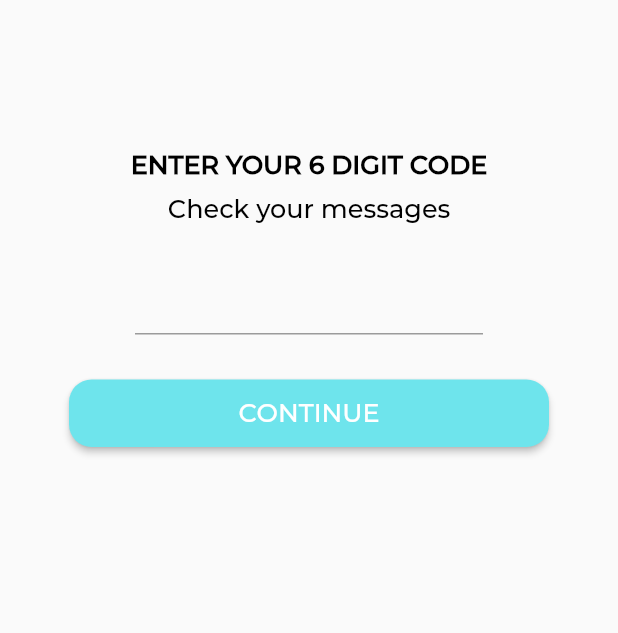
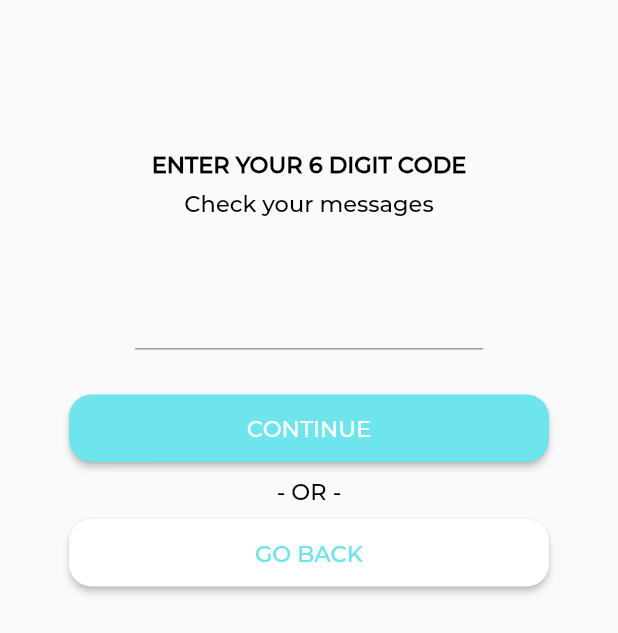
Before and after one commit to mayankdaruka/Styudor, a Flutter app: the UserCode screen opened directly with empty values, after a tap on "CONTINUE", on a phone screen of 412 x 824 dp. Shown: the top 633 px of the screen. Run offline on Flutter 3.47's test engine with Material 2 defaults, Android fonts, the phone set to English and light mode, and no system bars; our stand-ins replace firebase_auth, mask_text_input_formatter; accounts and stored records are empty.

```diff
--- a/lib/authentication.dart
+++ b/lib/authentication.dart
@@ -38,6 +38,7 @@ class _PhoneAuthState extends State<PhoneAuth> {
         _codeSent = true;
       });
       if (_codeSent) {
+        _phoneController.clear();
         Navigator.pushNamed(context, PhoneAuthRoute, arguments: {'number': phoneNo, 'verId': _verificationId});
       }
     };
--- a/lib/login_page.dart
+++ b/lib/login_page.dart
@@ -8,7 +8,7 @@ const IP_ADDRESS = "10.0.2.2:3000";
 class LoginPage extends StatelessWidget {
 
   void _handleLogin(BuildContext context) {
-    Navigator.pushNamed(context, AuthRoute);
+    Navigator.pushReplacementNamed(context, AuthRoute);
   }
 
   @override
--- a/lib/main.dart
+++ b/lib/main.dart
@@ -6,10 +6,12 @@ import 'user_builder.dart';
 import 'style.dart';
 import 'authentication.dart';
 import 'usercode.dart';
+import 'dashboard.dart';
 
 const LoginRoute = '/';
 const AuthRoute = '/auth';
 const PhoneAuthRoute = '/phoneauth';
+const DashRoute = '/dashboard';
 
 void main() {
   runApp(MyApp());
@@ -52,6 +54,9 @@ class MyApp extends StatelessWidget {
           break;
         case PhoneAuthRoute:
           screen = UserCode(arguments['number'], arguments['verId']);
+          break;
+        case DashRoute:
+          screen = DashBoard();
           break;
         default:
           return null;
--- a/lib/style.dart
+++ b/lib/style.dart
@@ -1,8 +1,8 @@
 import 'package:flutter/material.dart';
 
-const LargeTextSize = 24.0;
-const MediumTextSize = 20.0;
-const BodyTextSize = 17.0;
+const LargeTextSize = 22.0;
+const MediumTextSize = 18.0;
+const BodyTextSize = 15.0;
 const String FontNameDefault = "Montserrat";
 
 const TitleTextStyle = TextStyle(
--- a/lib/usercode.dart
+++ b/lib/usercode.dart
@@ -1,6 +1,7 @@
 import 'package:firebase_auth/firebase_auth.dart';
 import 'package:flutter/material.dart';
 import 'package:mask_text_input_formatter/mask_text_input_formatter.dart';
+import 'main.dart';
 
 class UserCode extends StatefulWidget {
 
@@ -18,6 +19,8 @@ class _UserCodeState extends State<UserCode> {
   String _verificationID;
   Color buttonColor;
   var maskFormatter = new MaskTextInputFormatter(mask: '######', filter: { "#": RegExp(r'[0-9]') });
+  bool _correctCode;
+  int _numEntered;
 
   _UserCodeState(this._phoneNo, this._verificationID);
 
@@ -25,6 +28,8 @@ class _UserCodeState extends State<UserCode> {
 
   void initState() {
     super.initState();
+    _correctCode = false;
+    _numEntered = 0;
     _smsController.addListener(_handleLatestValue);
     buttonColor = Color.fromRGBO(110, 228, 236, 1.0);
   }
@@ -38,15 +43,27 @@ class _UserCodeState extends State<UserCode> {
     }
   }
 
+  void _handleBackPage(BuildContext context) {
+    Navigator.pushReplacementNamed(context, AuthRoute);
+  }
+
   void _handleCodeAuth() async {
     if (buttonColor == Colors.teal) {
       AuthCredential authCreds = PhoneAuthProvider.getCredential(
         verificationId: _verificationID,
         smsCode: _smsController.text,
       );
-      await FirebaseAuth.instance.signInWithCredential(authCreds).catchError((error) =>
-        print("ERRORRRR" + error)
-      );
+      print("wait this shouldnt be happening");
+      await FirebaseAuth.instance.signInWithCredential(authCreds)
+      .then((user) {
+        setState(() { _correctCode = true; });
+        Navigator.of(context).pop();
+        Navigator.of(context).pushReplacementNamed(DashRoute);
+      })
+      .catchError((e) {
+        print("the error: " + e);
+      });
+      setState(() { _numEntered++; });
     }
   }
 
@@ -81,6 +98,9 @@ class _UserCodeState extends State<UserCode> {
             ],
           ),
           Container(
+            child: (!_correctCode && _numEntered > 0) ? Text("The code entered is not correct", style: TextStyle(color: Colors.red),) : Text("")
+          ),
+          Container(
             padding: const EdgeInsets.fromLTRB(90.0, 5.0, 90.0, 30.0),
             child: TextField(
               inputFormatters: [maskFormatter],
@@ -101,6 +121,23 @@ class _UserCodeState extends State<UserCode> {
               ),
             ),
           ),
+           Container(
+            padding: const EdgeInsets.all(10.0),
+            child: Text("- OR -", style: Theme.of(context).textTheme.headline5),
+          ),
+          SizedBox(
+            width: 320.0,
+            height: 45.0,
+            child: RaisedButton(
+              color: Colors.white,
+              onPressed: () => this._handleBackPage(context),
+              child: Text("GO BACK", style: Theme.of(context).textTheme.headline3),
+              elevation: 2.0,
+              shape: RoundedRectangleBorder(
+                borderRadius: BorderRadius.circular(15.0),
+              ),
+            ),
+          ),
         ],
       )
     );
```
Also changed, not shown: lib/dashboard.dart (added, +10 -0 lines).
